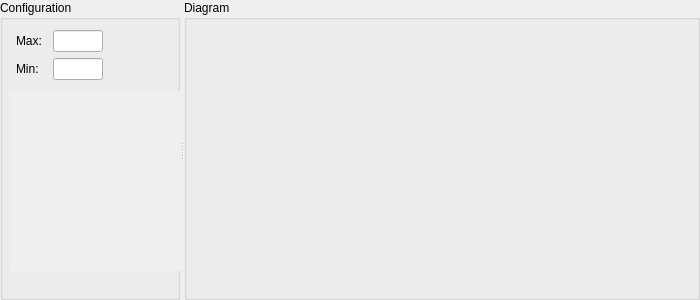
The window that src/AQLinechart.ui (nlbtuyen/ConfigurationGCS) describes before a commit, drawn with Qt 5.
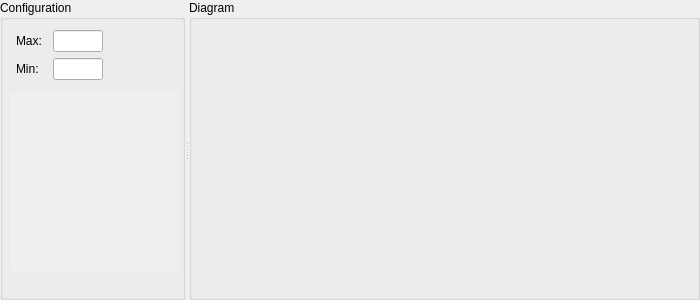
The same window after the commit.

Commit message: Fix a bit layout

```diff
--- a/src/AQLinechart.ui
+++ b/src/AQLinechart.ui
@@ -64,13 +64,13 @@
       </property>
       <property name="minimumSize">
        <size>
-        <width>180</width>
+        <width>185</width>
         <height>0</height>
        </size>
       </property>
       <property name="maximumSize">
        <size>
-        <width>180</width>
+        <width>185</width>
         <height>16777215</height>
        </size>
       </property>
```
